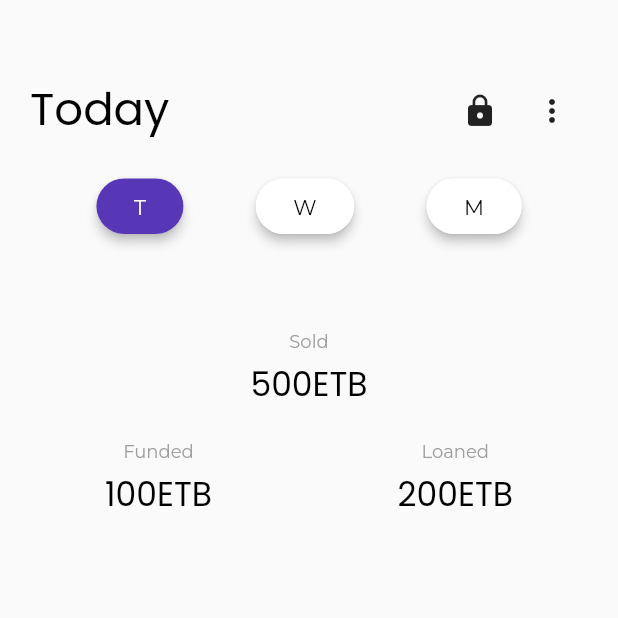
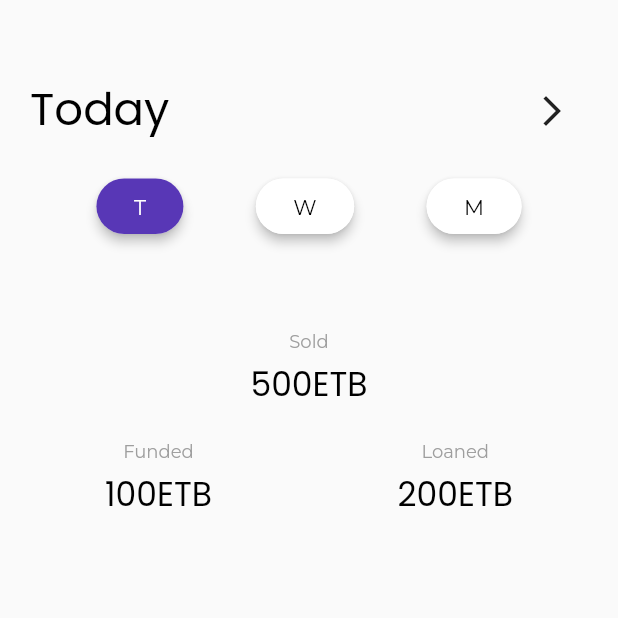
Before and after one commit to Mikiyas721/sales_tracker_admin, a Flutter app: the screen it shows after launch, on a phone screen of 412 x 824 dp, the top half of it. Run offline on Flutter 3.47's test engine with Material 2 defaults, Android fonts, the phone set to English and light mode, and no system bars; drawn by our look-alikes of fl_chart; our stand-ins replace equatable, flutter_slidable, google_fonts.

Commit message:
Previous Commit

```diff
--- a/lib/presentation/pages/home_page.dart
+++ b/lib/presentation/pages/home_page.dart
@@ -38,18 +38,12 @@ class HomePage extends StatelessWidget {
                             BarData(x: 5, barHeight: 600, stackHeight: 450),
                           ])),
                   Align(
-                    alignment: Alignment.topCenter,
-                    child: Row(
-                      mainAxisAlignment: MainAxisAlignment.end,
-                      children: [
-                        IconButton(icon: Icon(Icons.lock), onPressed: () {}),
-                        IconButton(
-                          icon: Icon(Icons.more_vert),
-                          onPressed: () {
-                            Navigator.pushNamed(context, '/currentStatusPage');
-                          },
-                        )
-                      ],
+                    alignment: Alignment.topRight,
+                    child: IconButton(
+                      icon: Icon(Icons.arrow_forward_ios_outlined),
+                      onPressed: () {
+                        Navigator.pushNamed(context, '/currentStatusPage');
+                      },
                     ),
                   ),
                 ],
```
